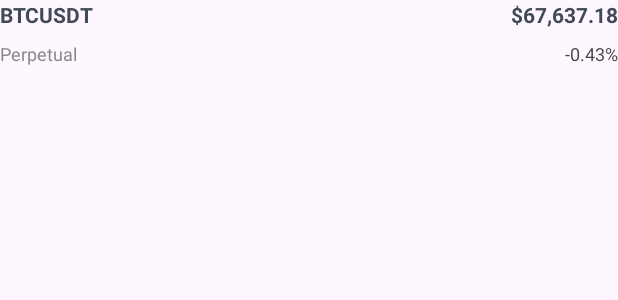
After one commit to jinxul/binance-ticker, an Android app: the layout item_ticker.xml on its own in the app's theme, with its tools: preview values and no code run, on a phone screen of 412 x 824 dp. The commit adds this screen. Shown: the top 300 px of the screen. Run offline under Robolectric (Android 15) with nearby library versions, the phone set to English and light mode, and no system bars.

Commit message:
add ticker list ui

```diff
--- a/presentation/src/main/res/layout/fragment_ticker.xml
+++ b/presentation/src/main/res/layout/fragment_ticker.xml
@@ -4,8 +4,19 @@
     xmlns:tools="http://schemas.android.com/tools"
     android:layout_width="match_parent"
     android:layout_height="match_parent"
+    android:background="@color/white"
     android:padding="16dp"
     tools:context=".TickerFragment">
 
+    <androidx.recyclerview.widget.RecyclerView
+        android:id="@+id/ticker_list"
+        android:layout_width="match_parent"
+        android:layout_height="match_parent"
+        android:layout_marginTop="16dp"
+        app:layoutManager="androidx.recyclerview.widget.LinearLayoutManager"
+        app:layout_constraintStart_toStartOf="parent"
+        app:layout_constraintTop_toTopOf="parent"
+        tools:itemCount="5"
+        tools:listitem="@layout/item_ticker" />
 
 </androidx.constraintlayout.widget.ConstraintLayout>
--- /dev/null
+++ b/presentation/src/main/res/layout/item_ticker.xml
@@ -0,0 +1,48 @@
+<?xml version="1.0" encoding="utf-8"?>
+<androidx.constraintlayout.widget.ConstraintLayout xmlns:android="http://schemas.android.com/apk/res/android"
+    xmlns:app="http://schemas.android.com/apk/res-auto"
+    xmlns:tools="http://schemas.android.com/tools"
+    android:layout_width="match_parent"
+    android:layout_height="wrap_content"
+    android:paddingBottom="8dp">
+
+    <com.google.android.material.textview.MaterialTextView
+        android:id="@+id/currency_symbol"
+        android:layout_width="wrap_content"
+        android:layout_height="wrap_content"
+        android:textColor="@color/text"
+        android:textStyle="bold"
+        app:layout_constraintStart_toStartOf="parent"
+        app:layout_constraintTop_toTopOf="parent"
+        tools:text="BTCUSDT" />
+
+    <com.google.android.material.textview.MaterialTextView
+        android:id="@+id/currency_price"
+        android:layout_width="wrap_content"
+        android:layout_height="wrap_content"
+        android:textColor="@color/text"
+        android:textStyle="bold"
+        app:layout_constraintEnd_toEndOf="parent"
+        app:layout_constraintTop_toTopOf="parent"
+        tools:text="$67,637.18" />
+
+    <com.google.android.material.textview.MaterialTextView
+        android:layout_width="wrap_content"
+        android:layout_height="wrap_content"
+        android:textColor="@color/gray"
+        android:textSize="12sp"
+        android:layout_marginTop="8dp"
+        app:layout_constraintStart_toStartOf="parent"
+        app:layout_constraintTop_toBottomOf="@id/currency_symbol"
+        android:text="@string/perpetual" />
+
+    <com.google.android.material.textview.MaterialTextView
+        android:id="@+id/currency_price_change"
+        android:layout_width="wrap_content"
+        android:layout_height="wrap_content"
+        android:textSize="12sp"
+        android:layout_marginTop="8dp"
+        app:layout_constraintEnd_toEndOf="parent"
+        app:layout_constraintTop_toBottomOf="@id/currency_price"
+        tools:text="-0.43%" />
+</androidx.constraintlayout.widget.ConstraintLayout>
--- a/presentation/src/main/res/values/colors.xml
+++ b/presentation/src/main/res/values/colors.xml
@@ -2,4 +2,9 @@
 <resources>
     <color name="black">#FF000000</color>
     <color name="white">#FFFFFFFF</color>
+
+    <color name="text">#414A57</color>
+    <color name="green">#0F7213</color>
+    <color name="red">#B11606</color>
+    <color name="gray">#898989</color>
 </resources>
--- a/presentation/src/main/res/values/strings.xml
+++ b/presentation/src/main/res/values/strings.xml
@@ -2,4 +2,5 @@
     <string name="app_name">Binance Ticker</string>
     <string name="action_settings">Settings</string>
     <!-- Strings used for fragments for navigation -->
+    <string name="perpetual">Perpetual</string>
 </resources>
```
